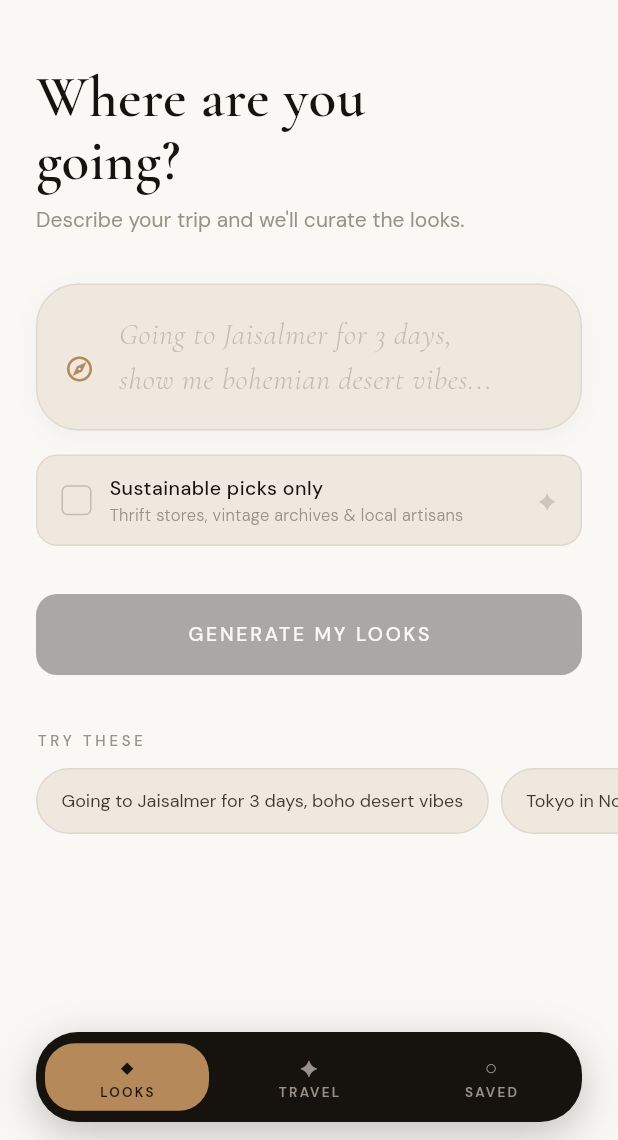
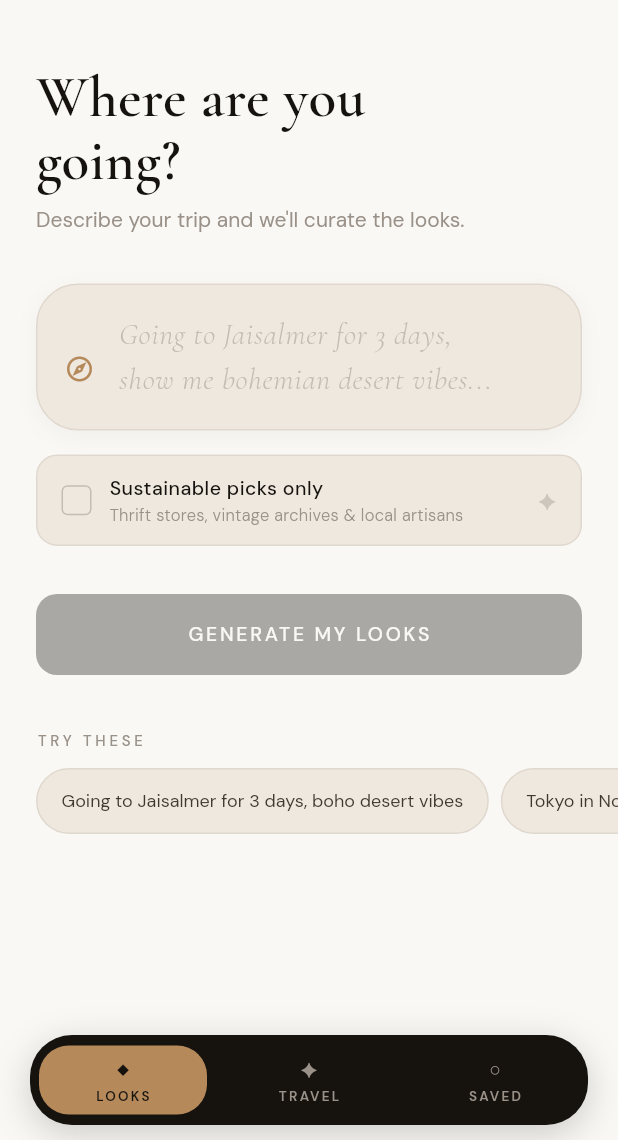
Before and after one commit to NithinaMP/suitcase, a Flutter app: the screen it shows once a user with an empty profile is signed in, on a phone screen of 412 x 824 dp, the part 96-1236 px from its top. Run offline on Flutter 3.47's test engine with Material 3 defaults, Android fonts, the phone set to English and light mode, and no system bars; our stand-ins replace cached_network_image, cloud_firestore, firebase_auth, firebase_core, google_fonts, google_sign_in; accounts and stored records are empty; generated files the repository leaves out were written again.

Commit message:
Update app shell for light themed navigation

```diff
--- a/lib/views/shell/app_shell.dart
+++ b/lib/views/shell/app_shell.dart
@@ -2,23 +2,12 @@ import 'package:flutter/material.dart';
 import 'package:flutter/services.dart';
 import 'package:google_fonts/google_fonts.dart';
 import '../../core/constants/app_theme.dart';
-// import '../core/constants/app_theme.dart';
+import '../home/home_view.dart';
+import '../travel/trip_setup_view.dart';
 import '../saved/saved_view.dart';
-import '../travel/trip_setup_view.dart';
-// import '../views/home/home_view.dart';
-// import '../views/travel/trip_setup_view.dart';
-// import '../views/saved/saved_view.dart';
-import '../home/home_view.dart';
 
 // ══════════════════════════════════════════════════════════════
-//  SUITCASE — App Shell
-//  Bottom navigation connecting:
-//    0 → Fashion Generator (Phase 1)
-//    1 → Travel Planner (Phase 2)
-//    2 → Saved (looks + trips unified)
-//
-//  Design: Floating pill nav bar — editorial, minimal
-//  Stays on current tab state when switching
+//  APP SHELL v2 — Light theme floating nav
 // ══════════════════════════════════════════════════════════════
 
 class AppShell extends StatefulWidget {
@@ -29,12 +18,12 @@ class AppShell extends StatefulWidget {
   State<AppShell> createState() => _AppShellState();
 }
 
-class _AppShellState extends State<AppShell> with TickerProviderStateMixin {
+class _AppShellState extends State<AppShell>
+    with SingleTickerProviderStateMixin {
   late int _currentIndex;
   late AnimationController _navCtrl;
   late Animation<double> _navAnim;
 
-  // Keep pages alive when switching tabs
   final _pages = const [
     HomeView(insideShell: true),
     TripSetupView(),
@@ -47,12 +36,14 @@ class _AppShellState extends State<AppShell> with TickerProviderStateMixin {
     _currentIndex = widget.initialIndex;
     _navCtrl = AnimationController(
         vsync: this, duration: const Duration(milliseconds: 600));
-    _navAnim = CurvedAnimation(parent: _navCtrl, curve: Curves.easeOutCubic);
+    _navAnim =
+        CurvedAnimation(parent: _navCtrl, curve: Curves.easeOutCubic);
     _navCtrl.forward();
 
     SystemChrome.setSystemUIOverlayStyle(const SystemUiOverlayStyle(
       statusBarColor: Colors.transparent,
       statusBarIconBrightness: Brightness.dark,
+      navigationBarColor: Colors.transparent,
     ));
   }
 
@@ -65,14 +56,14 @@ class _AppShellState extends State<AppShell> with TickerProviderStateMixin {
   @override
   Widget build(BuildContext context) {
     return Scaffold(
-      backgroundColor: SColors.cream,
+      backgroundColor: SColors.bg,
       body: IndexedStack(
         index: _currentIndex,
         children: _pages,
       ),
       bottomNavigationBar: FadeTransition(
         opacity: _navAnim,
-        child: _SuitcaseNavBar(
+        child: _NavBar(
           currentIndex: _currentIndex,
           onTap: (i) => setState(() => _currentIndex = i),
         ),
@@ -81,25 +72,21 @@ class _AppShellState extends State<AppShell> with TickerProviderStateMixin {
   }
 }
 
-// ─── Floating Pill Nav Bar ────────────────────────────────────
-class _SuitcaseNavBar extends StatelessWidget {
+class _NavBar extends StatelessWidget {
   final int currentIndex;
   final void Function(int) onTap;
 
-  const _SuitcaseNavBar({
-    required this.currentIndex,
-    required this.onTap,
-  });
+  const _NavBar({required this.currentIndex, required this.onTap});
 
   @override
   Widget build(BuildContext context) {
     return Container(
-      color: SColors.cream,
+      color: SColors.bg,
       padding: EdgeInsets.only(
-        left: 24,
-        right: 24,
-        top: 12,
-        bottom: MediaQuery.of(context).padding.bottom + 12,
+        left: 20,
+        right: 20,
+        top: 10,
+        bottom: MediaQuery.of(context).padding.bottom + 10,
       ),
       child: Container(
         height: 60,
@@ -108,32 +95,20 @@ class _SuitcaseNavBar extends StatelessWidget {
           borderRadius: SRadius.xl,
           boxShadow: [
             BoxShadow(
-              color: SColors.ink.withOpacity(0.25),
-              blurRadius: 24,
-              offset: const Offset(0, 8),
+              color: SColors.ink.withOpacity(0.2),
+              blurRadius: 20,
+              offset: const Offset(0, 6),
             ),
           ],
         ),
         child: Row(
           children: [
-            _NavItem(
-              label: 'LOOKS',
-              symbol: '◆',
-              isActive: currentIndex == 0,
-              onTap: () => onTap(0),
-            ),
-            _NavItem(
-              label: 'TRAVEL',
-              symbol: '✦',
-              isActive: currentIndex == 1,
-              onTap: () => onTap(1),
-            ),
-            _NavItem(
-              label: 'SAVED',
-              symbol: '○',
-              isActive: currentIndex == 2,
-              onTap: () => onTap(2),
-            ),
+            _NavItem(label: 'LOOKS', symbol: '◆',
+                isActive: currentIndex == 0, onTap: () => onTap(0)),
+            _NavItem(label: 'TRAVEL', symbol: '✦',
+                isActive: currentIndex == 1, onTap: () => onTap(1)),
+            _NavItem(label: 'SAVED', symbol: '○',
+                isActive: currentIndex == 2, onTap: () => onTap(2)),
           ],
         ),
       ),
@@ -148,10 +123,8 @@ class _NavItem extends StatelessWidget {
   final VoidCallback onTap;
 
   const _NavItem({
-    required this.label,
-    required this.symbol,
-    required this.isActive,
-    required this.onTap,
+    required this.label, required this.symbol,
+    required this.isActive, required this.onTap,
   });
 
   @override
@@ -172,24 +145,18 @@ class _NavItem extends StatelessWidget {
           child: Column(
             mainAxisSize: MainAxisSize.min,
             children: [
-              AnimatedDefaultTextStyle(
-                duration: SDuration.fast,
-                style: TextStyle(
-                  fontSize: 14,
-                  color: isActive ? SColors.ink : SColors.warmGray,
-                ),
-                child: Text(symbol),
-              ),
+              Text(symbol,
+                  style: TextStyle(
+                      fontSize: 13,
+                      color: isActive ? SColors.ink : SColors.warmGray)),
               const SizedBox(height: 2),
-              AnimatedDefaultTextStyle(
-                duration: SDuration.fast,
+              Text(label,
                 style: GoogleFonts.dmSans(
                   fontSize: 9,
                   fontWeight: FontWeight.w600,
                   letterSpacing: 1.5,
                   color: isActive ? SColors.ink : SColors.warmGray,
                 ),
-                child: Text(label),
               ),
             ],
           ),
```
